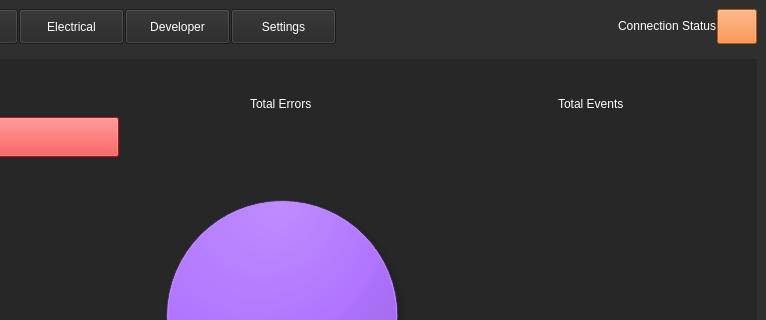
Team-Controller-NAU/Controller, file weapon-system-support-software/mainwindow.ui: the form before one commit; both pictures show x 202 to 968 and y 0 to 320 of the 968 by 596 pixel window.
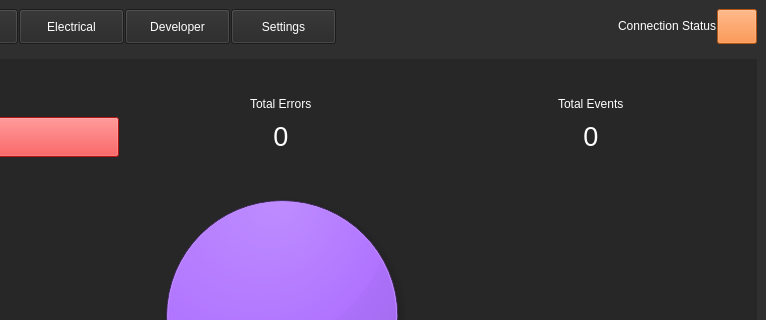
The form after the commit. The open tabs and pages were chosen to show the change.

Diff of the .ui file:
```diff
--- a/weapon-system-support-software/mainwindow.ui
+++ b/weapon-system-support-software/mainwindow.ui
@@ -1600,6 +1600,16 @@
 border: none;
 font: 20pt &quot;Segoe UI&quot;;</string>
                </property>
+               <property name="html">
+                <string>&lt;!DOCTYPE HTML PUBLIC &quot;-//W3C//DTD HTML 4.0//EN&quot; &quot;http://www.w3.org/TR/REC-html40/strict.dtd&quot;&gt;
+&lt;html&gt;&lt;head&gt;&lt;meta name=&quot;qrichtext&quot; content=&quot;1&quot; /&gt;&lt;meta charset=&quot;utf-8&quot; /&gt;&lt;style type=&quot;text/css&quot;&gt;
+p, li { white-space: pre-wrap; }
+hr { height: 1px; border-width: 0; }
+li.unchecked::marker { content: &quot;\2610&quot;; }
+li.checked::marker { content: &quot;\2612&quot;; }
+&lt;/style&gt;&lt;/head&gt;&lt;body style=&quot; font-family:'Segoe UI'; font-size:20pt; font-weight:400; font-style:normal;&quot;&gt;
+&lt;p align=&quot;center&quot; style=&quot; margin-top:0px; margin-bottom:0px; margin-left:0px; margin-right:0px; -qt-block-indent:0; text-indent:0px;&quot;&gt;0&lt;/p&gt;&lt;/body&gt;&lt;/html&gt;</string>
+               </property>
               </widget>
              </item>
              <item row="1" column="2" alignment="Qt::AlignHCenter|Qt::AlignTop">
@@ -1651,6 +1661,16 @@
 border: none;
 font: 20pt &quot;Segoe UI&quot;;</string>
                </property>
+               <property name="html">
+                <string>&lt;!DOCTYPE HTML PUBLIC &quot;-//W3C//DTD HTML 4.0//EN&quot; &quot;http://www.w3.org/TR/REC-html40/strict.dtd&quot;&gt;
+&lt;html&gt;&lt;head&gt;&lt;meta name=&quot;qrichtext&quot; content=&quot;1&quot; /&gt;&lt;meta charset=&quot;utf-8&quot; /&gt;&lt;style type=&quot;text/css&quot;&gt;
+p, li { white-space: pre-wrap; }
+hr { height: 1px; border-width: 0; }
+li.unchecked::marker { content: &quot;\2610&quot;; }
+li.checked::marker { content: &quot;\2612&quot;; }
+&lt;/style&gt;&lt;/head&gt;&lt;body style=&quot; font-family:'Segoe UI'; font-size:20pt; font-weight:400; font-style:normal;&quot;&gt;
+&lt;p align=&quot;center&quot; style=&quot; margin-top:0px; margin-bottom:0px; margin-left:0px; margin-right:0px; -qt-block-indent:0; text-indent:0px;&quot;&gt;0&lt;/p&gt;&lt;/body&gt;&lt;/html&gt;</string>
+               </property>
               </widget>
              </item>
              <item row="3" column="0" colspan="5">
```
Left out of the diff: 10 changed lines with no effect on the pictures.
